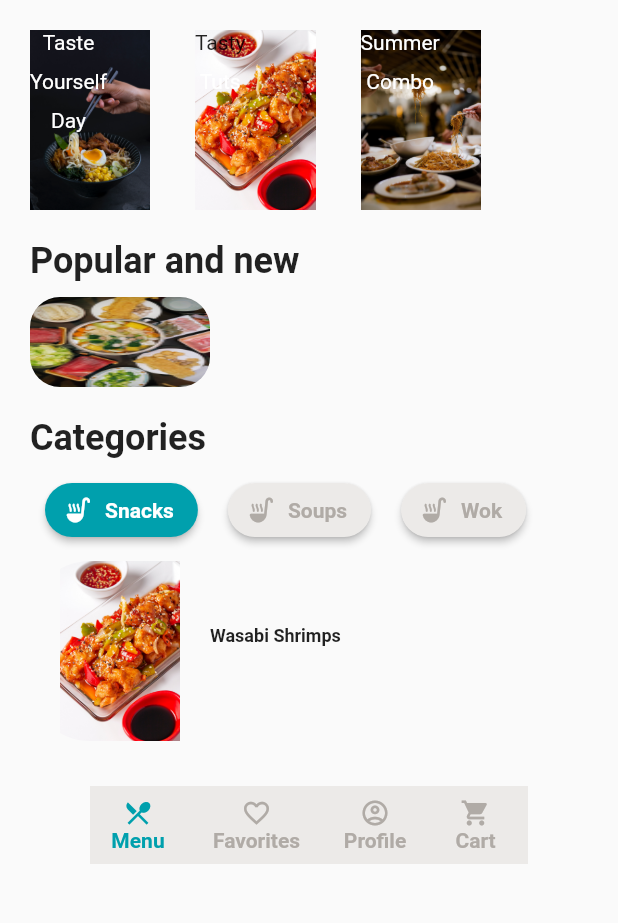
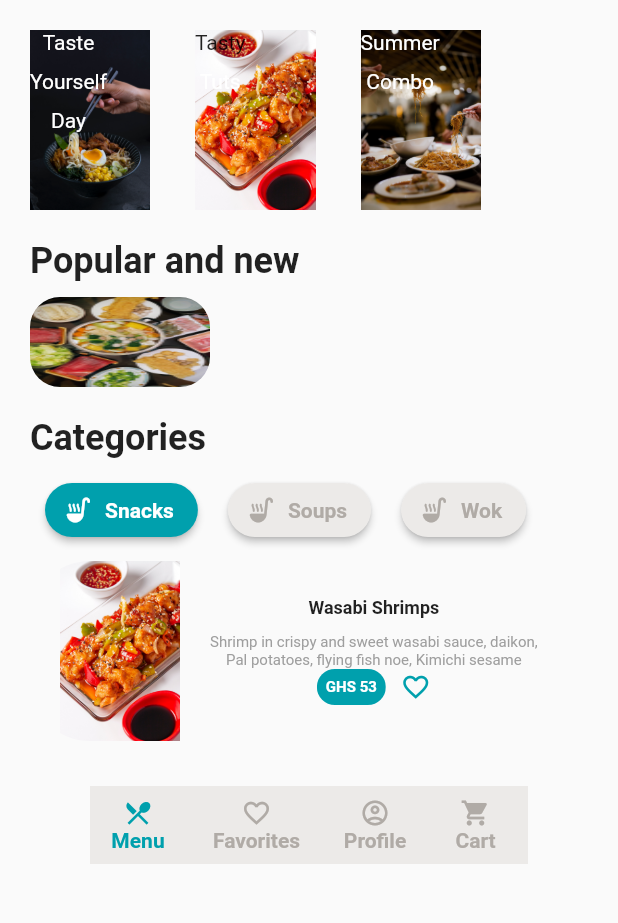
Before and after one commit to rich5k/fastfud_app, a Flutter app: the MenuPage screen opened directly, on a phone screen of 412 x 824 dp, the part 135-1058 px from its top. Run offline on Flutter 3.47's test engine with Material 2 defaults, Android fonts, the phone set to English and light mode, and no system bars; our stand-ins replace splashscreen.

Commit message:
added price,heart icon and desc to wasabi card in menu page

```diff
--- a/lib/menu.dart
+++ b/lib/menu.dart
@@ -309,11 +309,48 @@ class MenuPage extends StatelessWidget{
                                 fontWeight: FontWeight.bold,
                                 fontSize: 12),
                           ),
-                          SizedBox(height: 20.0,),
-                          // Text(
-                          //       'Shrimp in crispy and sweet wasabi sauce, daikon,'
-                          //       'Pal potatoes, flying fish noe, Kimichi sesame'
-                          // ),
+                          SizedBox(height: 10.0,),
+                          Text(
+                                'Shrimp in crispy and sweet wasabi sauce, daikon,',
+                            textAlign: TextAlign.left,
+                            style: const TextStyle(
+                                color: Colors.grey,
+                                fontSize: 10),
+                          ),
+                          Text(
+                                'Pal potatoes, flying fish noe, Kimichi sesame',
+                            textAlign: TextAlign.left,
+                            style: const TextStyle(
+                                color: Colors.grey,
+                                fontSize: 10),
+                          ),
+                          Row(
+                            children: [
+                              ClipRRect(
+                                borderRadius: BorderRadius.circular(30.0),
+                                child: Container(
+                                  // margin: EdgeInsets.only(right:23),
+                                  color: Color.fromRGBO(0, 160, 173, 1.0),
+                                  child: Padding(
+                                    padding: const EdgeInsets.all(6.0),
+                                    child: Text(
+                                      'GHS 53',
+                                      style: const TextStyle(
+                                          color: Colors.white,
+                                          fontWeight: FontWeight.bold,
+                                          fontSize: 10),
+                                    ),
+                                  ),
+                                ),
+                              ),
+                              SizedBox(width: 10.0,),
+                              Icon(
+                                Icons.favorite_border,
+                                color: Color.fromRGBO(0, 160, 173, 1.0),
+                                size: 20.0,
+                              ),
+                            ],
+                          )
                         ],
                       ),
                     )
```
